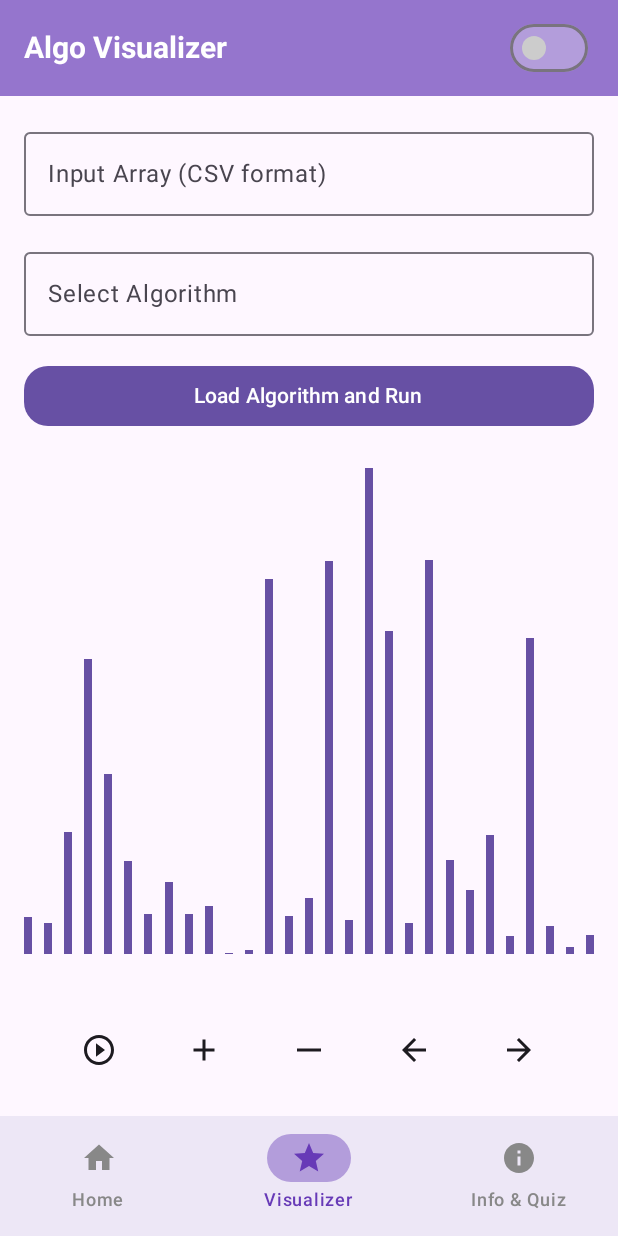
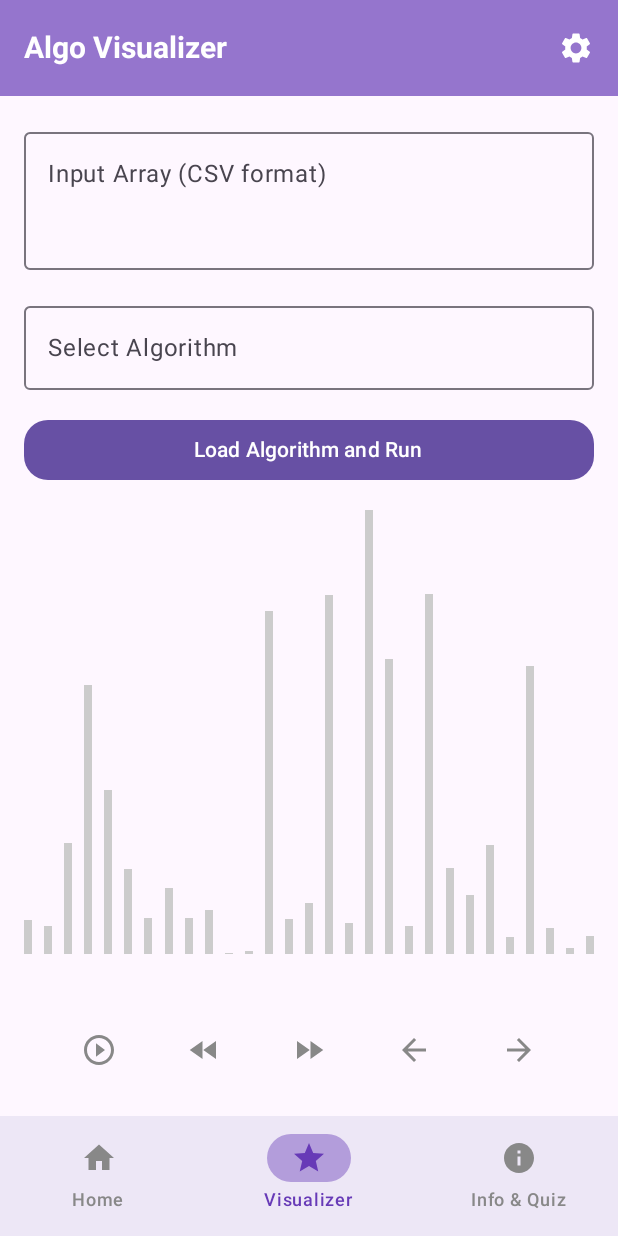
Before and after one commit to iYzee23/pmu-project, an Android app built with Jetpack Compose: the screen it shows after launch (MainActivity), item 2 of the bottom bar chosen, on a phone screen of 412 x 824 dp. Run offline under Robolectric (Android 15) with nearby library versions, the phone set to English and light mode, and no system bars; our stand-ins replace Room's generated code; libraries missing offline, so code that uses them is left out: com.chaquo.python, io.github.cdimascio.dotenv; 3 statements that could not run were skipped.

Commit message:
Fixed mistakes for Home Screen and Visualizer Component. Info and Quiz Component should be fixed in the next iteration.

```diff
--- a/app/src/main/java/com/example/rad/algorithm/AlgorithmViewModel.kt
+++ b/app/src/main/java/com/example/rad/algorithm/AlgorithmViewModel.kt
@@ -10,6 +10,12 @@ import kotlinx.coroutines.launch
 class AlgorithmViewModel(
     private val algorithm: Algorithm
 ): ViewModel() {
+    val isAlgorithmLoaded = mutableStateOf(false)
+
+    fun resetVisualizer() {
+        isAlgorithmLoaded.value = false
+    }
+
     var algorithmCode = mutableStateOf("")
 
     fun updateAlgorithmCode(newCode: String) {
@@ -85,6 +91,8 @@ class AlgorithmViewModel(
                     sortedArrayLevels.add(stepList)
                 }
                 arr.value = sortedArrayLevels[0].toIntArray()
+                isAlgorithmLoaded.value = true
+
                 // resultMap["steps"].toString()
                 "No errors found."
             }
--- a/app/src/main/java/com/example/rad/components/VisBottomBar.kt
+++ b/app/src/main/java/com/example/rad/components/VisBottomBar.kt
@@ -4,18 +4,22 @@ import androidx.compose.foundation.layout.Arrangement
 import androidx.compose.foundation.layout.Row
 import androidx.compose.foundation.layout.fillMaxWidth
 import androidx.compose.material.icons.Icons
-import androidx.compose.material.icons.filled.Add
 import androidx.compose.material.icons.filled.ArrowBack
 import androidx.compose.material.icons.filled.ArrowForward
+import androidx.compose.material.icons.filled.FastForward
+import androidx.compose.material.icons.filled.FastRewind
 import androidx.compose.material3.BottomAppBar
 import androidx.compose.material3.Icon
 import androidx.compose.material3.IconButton
 import androidx.compose.material3.MaterialTheme
 import androidx.compose.runtime.Composable
+import androidx.compose.runtime.getValue
 import androidx.compose.ui.Alignment
 import androidx.compose.ui.Modifier
+import androidx.compose.ui.graphics.Color
 import androidx.compose.ui.res.painterResource
 import com.example.rad.R
+import com.example.rad.algorithm.AlgorithmViewModel
 
 @Composable
 fun VisBottomBar(
@@ -25,8 +29,11 @@ fun VisBottomBar(
     slowDownClick: () -> Unit,
     nextClick: () -> Unit,
     previousClick: () -> Unit,
-    isPlaying: Boolean = false
+    isPlaying: Boolean = false,
+    viewModel: AlgorithmViewModel
 ) {
+    val isReady by viewModel.isAlgorithmLoaded
+
     BottomAppBar(
         modifier = modifier,
         containerColor = MaterialTheme.colorScheme.surface
@@ -36,39 +43,39 @@ fun VisBottomBar(
             verticalAlignment = Alignment.CenterVertically,
             horizontalArrangement = Arrangement.SpaceEvenly
         ) {
-            IconButton(onClick = playPauseClick) {
+            IconButton(onClick = playPauseClick, enabled = isReady) {
                 Icon(
                     painter = painterResource(id = if (!isPlaying) R.drawable.ic_play else R.drawable.ic_pause),
                     contentDescription = "Play or pause",
-                    tint = MaterialTheme.colorScheme.onSurface
+                    tint = if (isReady) MaterialTheme.colorScheme.onSurface else Color.Gray
                 )
             }
-            IconButton(onClick = speedUpClick) {
+            IconButton(onClick = slowDownClick, enabled = isReady) {
                 Icon(
-                    imageVector = Icons.Default.Add,
-                    contentDescription = "Speed up",
-                    tint = MaterialTheme.colorScheme.onSurface
+                    imageVector = Icons.Default.FastRewind, // ⏪
+                    contentDescription = "Slow down",
+                    tint = if (isReady) MaterialTheme.colorScheme.onSurface else Color.Gray
                 )
             }
-            IconButton(onClick = slowDownClick) {
+            IconButton(onClick = speedUpClick, enabled = isReady) {
                 Icon(
-                    painter = painterResource(id = R.drawable.ic_horizontal),
-                    contentDescription = "Slow down",
-                    tint = MaterialTheme.colorScheme.onSurface
+                    imageVector = Icons.Default.FastForward, // ⏩
+                    contentDescription = "Speed up",
+                    tint = if (isReady) MaterialTheme.colorScheme.onSurface else Color.Gray
                 )
             }
-            IconButton(onClick = previousClick) {
+            IconButton(onClick = previousClick, enabled = isReady) {
                 Icon(
                     imageVector = Icons.Default.ArrowBack,
                     contentDescription = "Previous step",
-                    tint = MaterialTheme.colorScheme.onSurface
+                    tint = if (isReady) MaterialTheme.colorScheme.onSurface else Color.Gray
                 )
             }
-            IconButton(onClick = nextClick) {
+            IconButton(onClick = nextClick, enabled = isReady) {
                 Icon(
                     imageVector = Icons.Default.ArrowForward,
                     contentDescription = "Next step",
-                    tint = MaterialTheme.colorScheme.onSurface
+                    tint = if (isReady) MaterialTheme.colorScheme.onSurface else Color.Gray
                 )
             }
         }
--- a/app/src/main/java/com/example/rad/components/VisComponent.kt
+++ b/app/src/main/java/com/example/rad/components/VisComponent.kt
@@ -31,7 +31,8 @@ fun VisComponent(
                 arr = viewModel.arr.value,
                 modifier = Modifier
                     .fillMaxWidth()
-                    .weight(1f)
+                    .weight(1f),
+                viewModel = viewModel
             )
 
             val isPlaying = viewModel.isPlaying.value
@@ -46,7 +47,8 @@ fun VisComponent(
                 isPlaying = if (isFinished) !isFinished else isPlaying,
                 modifier = Modifier
                     .fillMaxWidth()
-                    .height(60.dp)
+                    .height(60.dp),
+                viewModel = viewModel
             )
         }
     }
--- a/app/src/main/java/com/example/rad/components/VisMain.kt
+++ b/app/src/main/java/com/example/rad/components/VisMain.kt
@@ -11,26 +11,34 @@ import androidx.compose.foundation.layout.padding
 import androidx.compose.foundation.layout.width
 import androidx.compose.material3.MaterialTheme
 import androidx.compose.runtime.Composable
+import androidx.compose.runtime.getValue
 import androidx.compose.runtime.remember
 import androidx.compose.ui.Alignment
 import androidx.compose.ui.Modifier
+import androidx.compose.ui.graphics.Color
 import androidx.compose.ui.unit.dp
 import androidx.compose.ui.unit.times
+import com.example.rad.algorithm.AlgorithmViewModel
 
 @Composable
 fun VisMain(
     modifier: Modifier = Modifier,
-    arr: IntArray
+    arr: IntArray,
+    viewModel: AlgorithmViewModel
 ) {
+    val isReady by viewModel.isAlgorithmLoaded
+
     BoxWithConstraints(
         modifier = modifier
     ) {
         val maxHeight = maxHeight - 32.dp
         val itemWidth = remember {
-            maxWidth / arr.size - 8.dp
+            val currSize = if (arr.size > 20) arr.size else 20
+            maxWidth / currSize - 8.dp
         }
 
         val maxValue = arr.maxOrNull()?.toFloat() ?: 1f
+        val barColor = if (isReady) MaterialTheme.colorScheme.primary else Color.LightGray
 
         Row(
             modifier = Modifier
@@ -45,7 +53,7 @@ fun VisMain(
                     modifier = Modifier
                         .height(normalizedHeight)
                         .width(itemWidth)
-                        .background(MaterialTheme.colorScheme.primary)
+                        .background(barColor)
                 )
             }
         }
--- a/app/src/main/java/com/example/rad/database/VisualizerScreen.kt
+++ b/app/src/main/java/com/example/rad/database/VisualizerScreen.kt
@@ -1,17 +1,15 @@
 package com.example.rad.database
 
-import android.util.Log
-import androidx.compose.foundation.BorderStroke
-import androidx.compose.foundation.background
-import androidx.compose.foundation.layout.Box
 import androidx.compose.foundation.layout.Column
 import androidx.compose.foundation.layout.Spacer
 import androidx.compose.foundation.layout.fillMaxWidth
 import androidx.compose.foundation.layout.height
+import androidx.compose.foundation.layout.heightIn
 import androidx.compose.foundation.layout.padding
+import androidx.compose.foundation.rememberScrollState
 import androidx.compose.foundation.shape.RoundedCornerShape
+import androidx.compose.foundation.verticalScroll
 import androidx.compose.material3.Button
-import androidx.compose.material3.Card
 import androidx.compose.material3.DropdownMenuItem
 import androidx.compose.material3.ExperimentalMaterial3Api
 import androidx.compose.material3.ExposedDropdownMenuBox
@@ -25,8 +23,6 @@ import androidx.compose.runtime.mutableStateOf
 import androidx.compose.runtime.remember
 import androidx.compose.runtime.setValue
 import androidx.compose.ui.Modifier
-import androidx.compose.ui.graphics.Color
-import androidx.compose.ui.text.font.FontWeight
 import androidx.compose.ui.unit.dp
 import com.example.rad.algorithm.AlgorithmViewModel
 import com.example.rad.components.VisComponent
@@ -41,24 +37,46 @@ fun VisualizerScreen(
     var selectedAlgorithmName by remember { mutableStateOf("") }
     var algorithmNames by remember { mutableStateOf<List<String>>(emptyList()) }
     var isDropdownExpanded by remember { mutableStateOf(false) }
-    var result by remember { mutableStateOf("") }
+    var inputError by remember { mutableStateOf("") }
+    var algorithmError by remember { mutableStateOf("") }
 
     LaunchedEffect(Unit) {
         databaseViewModel.getAllAlgorithmNames { names ->
             algorithmNames = names
+            viewModel.resetVisualizer()
         }
     }
 
     Column(modifier = Modifier.padding(16.dp)) {
+        Column {
             OutlinedTextField(
                 value = inputArray,
-            onValueChange = { inputArray = it },
+                onValueChange = {
+                    inputArray = it
+                    inputError = ""
+                },
                 label = { Text("Input Array (CSV format)") },
-            modifier = Modifier.fillMaxWidth()
+                isError = inputError.isNotEmpty(),
+                modifier = Modifier
+                    .fillMaxWidth()
+                    .heightIn(min = 100.dp)
+                    .verticalScroll(rememberScrollState()),
+                maxLines = 3,
+                singleLine = false
             )
+            if (inputError.isNotEmpty()) {
+                Text(
+                    text = inputError,
+                    color = MaterialTheme.colorScheme.error,
+                    style = MaterialTheme.typography.bodySmall,
+                    modifier = Modifier.padding(start = 16.dp, top = 4.dp)
+                )
+            }
+        }
 
         Spacer(modifier = Modifier.height(16.dp))
 
+        Column {
             ExposedDropdownMenuBox(
                 expanded = isDropdownExpanded,
                 onExpandedChange = { isDropdownExpanded = !isDropdownExpanded }
@@ -67,6 +85,7 @@ fun VisualizerScreen(
                     value = selectedAlgorithmName,
                     onValueChange = {},
                     label = { Text("Select Algorithm") },
+                    isError = algorithmError.isNotEmpty(),
                     readOnly = true,
                     modifier = Modifier.fillMaxWidth().menuAnchor()
                 )
@@ -80,6 +99,7 @@ fun VisualizerScreen(
                             onClick = {
                                 selectedAlgorithmName = name
                                 isDropdownExpanded = false
+                                algorithmError = ""
                                 databaseViewModel.getAlgorithm(name) { algorithm ->
                                     viewModel.updateAlgorithmCode(algorithm?.code ?: "")
                                 }
@@ -88,21 +108,29 @@ fun VisualizerScreen(
                     }
                 }
             }
+            if (algorithmError.isNotEmpty()) {
+                Text(
+                    text = algorithmError,
+                    color = MaterialTheme.colorScheme.error,
+                    style = MaterialTheme.typography.bodySmall,
+                    modifier = Modifier.padding(start = 16.dp, top = 4.dp)
+                )
+            }
+        }
 
         Spacer(modifier = Modifier.height(16.dp))
 
         Button(
             onClick = {
                 val inputArrayParsed = parseInputArray(inputArray)
-                if (inputArrayParsed != null) {
-                    viewModel.runPythonCode(viewModel.algorithmCode.value, inputArrayParsed) { resultText ->
-                        result = ""
-                        Log.d("usp", resultText)
+                when {
+                    selectedAlgorithmName.isEmpty() -> algorithmError = "You must select an algorithm."
+                    inputArrayParsed == null -> inputError = "Invalid input array format."
+                    else -> {
+                        inputError = ""
+                        algorithmError = ""
+                        viewModel.runPythonCode(viewModel.algorithmCode.value, inputArrayParsed) {}
                     }
-                } else if (selectedAlgorithmName == "") {
-                    result = "You must select algorithm."
-                } else {
-                    result = "Invalid input array format."
                 }
             },
             modifier = Modifier.fillMaxWidth(),
@@ -112,31 +140,6 @@ fun VisualizerScreen(
         }
 
         Spacer(modifier = Modifier.height(16.dp))
-
-        if (result.isNotEmpty()) {
-            Card(
-                modifier = Modifier
-                    .fillMaxWidth()
-                    .padding(vertical = 8.dp),
-                shape = RoundedCornerShape(8.dp),
-                border = BorderStroke(1.dp, if (result == "No errors found.") Color.Green else Color.Red)
-            ) {
-                Box(
-                    modifier = Modifier
-                        .background(if (result == "No errors found.") Color(0xFFDFF8D8) else Color(0xFFF8D8D8))
-                        .padding(16.dp)
-                ) {
-                    Text(
-                        text = result,
-                        color = if (result == "No errors found.") Color.Green else Color.Red,
-                        style = MaterialTheme.typography.bodyLarge.copy(fontWeight = FontWeight.Bold)
-                    )
-                }
-            }
-        }
-
-
-        Spacer(modifier = Modifier.height(8.dp))
 
         VisComponent(viewModel = viewModel)
     }
--- a/app/src/main/java/com/example/rad/main/MainScreen.kt
+++ b/app/src/main/java/com/example/rad/main/MainScreen.kt
@@ -1,21 +1,20 @@
 package com.example.rad.main
 
-import androidx.compose.foundation.layout.Row
 import androidx.compose.foundation.layout.padding
+import androidx.compose.material.icons.Icons
+import androidx.compose.material.icons.filled.Settings
 import androidx.compose.material3.ExperimentalMaterial3Api
+import androidx.compose.material3.Icon
+import androidx.compose.material3.IconButton
 import androidx.compose.material3.MaterialTheme
 import androidx.compose.material3.Scaffold
-import androidx.compose.material3.Switch
-import androidx.compose.material3.SwitchDefaults
 import androidx.compose.material3.Text
 import androidx.compose.material3.TopAppBar
 import androidx.compose.material3.TopAppBarDefaults
 import androidx.compose.runtime.Composable
-import androidx.compose.ui.Alignment
 import androidx.compose.ui.Modifier
 import androidx.compose.ui.graphics.Color
 import androidx.compose.ui.text.font.FontWeight
-import androidx.compose.ui.unit.dp
 import androidx.compose.ui.unit.sp
 import androidx.navigation.compose.NavHost
 import androidx.navigation.compose.composable
@@ -52,19 +51,13 @@ fun MainScreen(
                     )
                 },
                 actions = {
-                    Row(
-                        verticalAlignment = Alignment.CenterVertically,
-                        modifier = Modifier.padding(end = 16.dp)
+                    IconButton(
+                        onClick = { navController.navigate("settings") }
                     ) {
-                        Switch(
-                            checked = isDarkTheme,
-                            onCheckedChange = { onThemeToggle() },
-                            colors = SwitchDefaults.colors(
-                                checkedThumbColor = Color.White,
-                                uncheckedThumbColor = Color.LightGray,
-                                checkedTrackColor = Color(0xFFB39DDB),
-                                uncheckedTrackColor = Color(0xFFB39DDB),
-                            )
+                        Icon(
+                            imageVector = Icons.Default.Settings,
+                            contentDescription = "Settings",
+                            tint = Color.White
                         )
                     }
                 },
@@ -101,6 +94,9 @@ fun MainScreen(
                     viewModel = viewModel
                 )
             }
+            composable("settings") {
+                SettingsScreen(isDarkTheme = isDarkTheme, onThemeToggle = onThemeToggle)
+            }
         }
     }
 }
```
Also changed, not shown: app/src/main/java/com/example/rad/database/InsertOrChangeAlgorithm.kt (+24 -10 lines), app/src/main/java/com/example/rad/database/PreviewOrDeleteAlgorithm.kt (+26 -10 lines), app/src/main/java/com/example/rad/main/SettingsScreen.kt (added, +58 -0 lines). Lines whose indentation alone changed are shown as unchanged.
